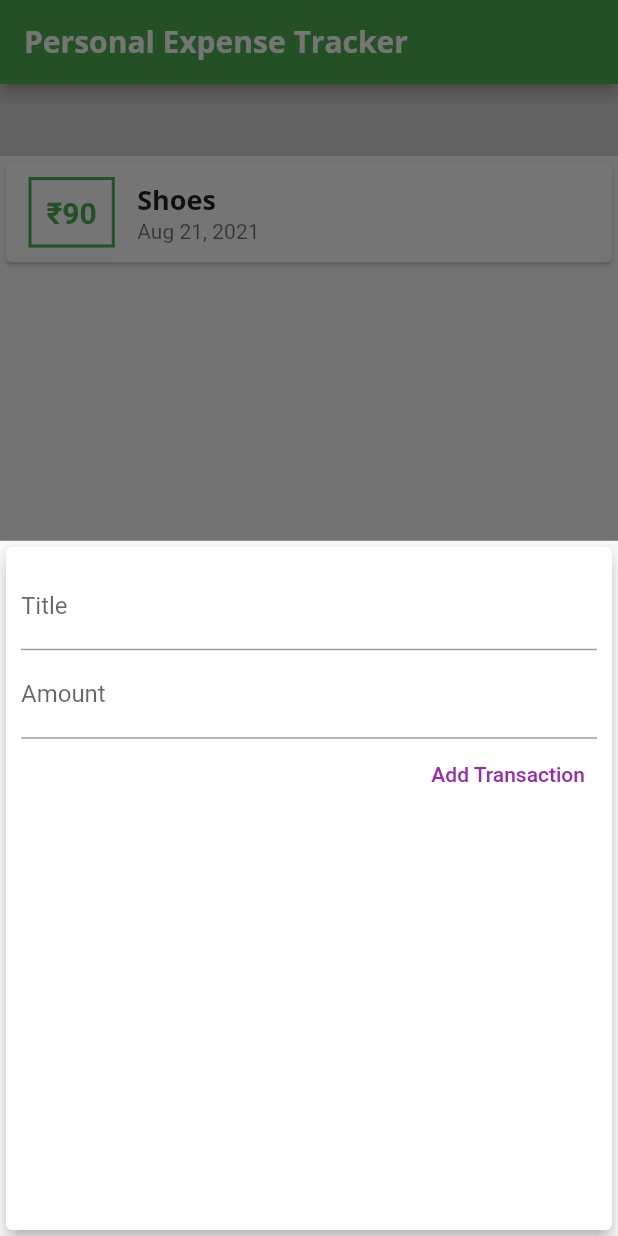
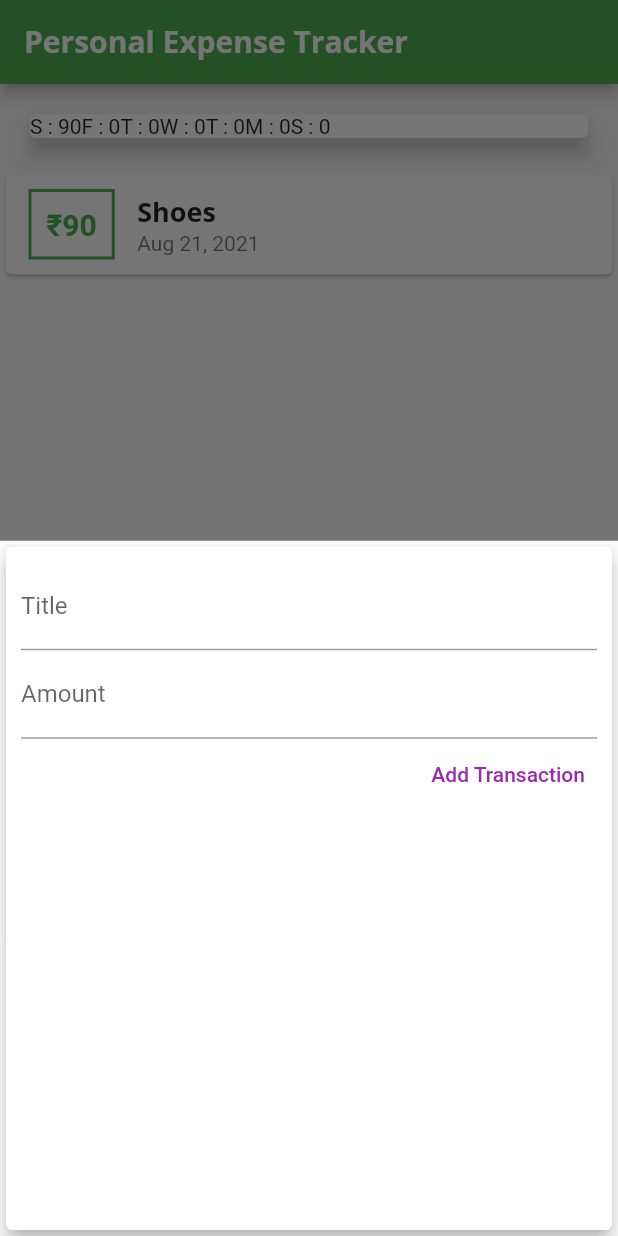
Before and after one commit to viswamvs/Personal-Expenses, a Flutter app: the screen it shows after launch, after a tap on the "add" icon, on a phone screen of 412 x 824 dp. Run offline on Flutter 3.47's test engine with Material 2 defaults, Android fonts, the phone set to English and light mode, and no system bars; missing offline and left inert: dart:ffi.

Commit message:
added chart widget for displaying last week transactions

```diff
--- a/lib/widgets/chart.dart
+++ b/lib/widgets/chart.dart
@@ -1,11 +1,44 @@
 import 'package:flutter/material.dart';
+import 'package:intl/intl.dart';
+
+import '../models/transaction.dart';
 
 class Chart extends StatelessWidget {
+  final List<Transaction> recentTransactions;
+
+  Chart(this.recentTransactions);
+
+  List<Map<String, Object>> get groupTransactionValues {
+    return List.generate(7, (index) {
+      final weekDay = DateTime.now().subtract(
+        Duration(days: index),
+      );
+      int totalSum = 0;
+
+      for (var i = 0; i < recentTransactions.length; i++) {
+        if (recentTransactions[i].date.day == weekDay.day &&
+            recentTransactions[i].date.month == weekDay.month &&
+            recentTransactions[i].date.year == weekDay.year) {
+          totalSum += recentTransactions[i].amount;
+        }
+      }
+      return {
+        'day': DateFormat.E().format(weekDay).substring(0, 1),
+        'amount': totalSum
+      };
+    });
+  }
+
   @override
   Widget build(BuildContext context) {
     return Card(
       elevation: 6,
       margin: EdgeInsets.all(20),
+      child: Row(
+        children: groupTransactionValues.map((data) {
+          return Text('${data['day']} : ${data['amount']}');
+        }).toList(),
+      ),
     );
   }
 }
--- a/lib/widgets/transaction_list.dart
+++ b/lib/widgets/transaction_list.dart
@@ -1,6 +1,6 @@
 import 'package:flutter/material.dart';
 import 'package:intl/intl.dart';
-import 'package:personal_expense_tracker/models/transaction.dart';
+import '../models/transaction.dart';
 
 class TransactionList extends StatelessWidget {
   final List<Transaction> transactions;
```
